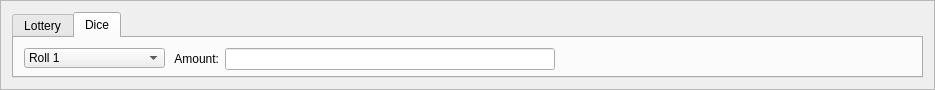
The window that src/qt/forms/votecoinsentry.ui (CryptoHelp/lottoshares) describes before a commit, drawn with Qt 5.
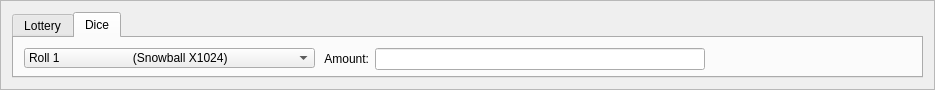
The same window after the commit. The open tabs and pages were chosen to show the change. Custom widgets are drawn as their Qt base class.

The edit to the form file:
```diff
--- a/src/qt/forms/votecoinsentry.ui
+++ b/src/qt/forms/votecoinsentry.ui
@@ -1414,7 +1414,7 @@
       <widget class="QWidget" name="layoutWidget">
        <property name="geometry">
         <rect>
-         <x>160</x>
+         <x>310</x>
          <y>10</y>
          <width>381</width>
          <height>22</height>
@@ -1441,7 +1441,7 @@
         <rect>
          <x>10</x>
          <y>10</y>
-         <width>141</width>
+         <width>291</width>
          <height>20</height>
         </rect>
        </property>
@@ -1453,7 +1453,7 @@
        </property>
        <item>
         <property name="text">
-         <string notr="true">Roll 1</string>
+         <string notr="true">Roll 1                      (Snowball X1024)</string>
         </property>
        </item>
        <item>
```
Left out of the diff: 42 changed lines with no effect on the pictures.
